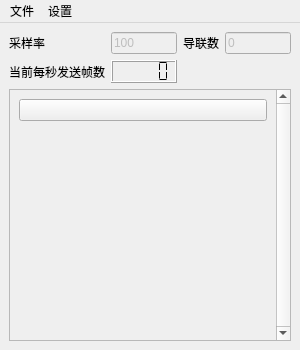
Old version of the form SignalGenerator/Dlg/signalgenerator.ui in the repository lfsty/SignalGenerator.
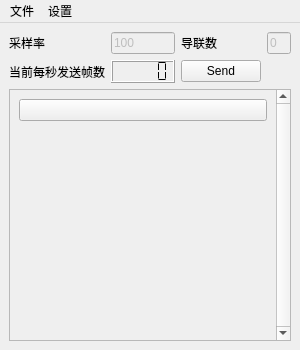
New version of the form. Icons and pictures are not drawn.

Patch:
```diff
--- a/SignalGenerator/Dlg/signalgenerator.ui
+++ b/SignalGenerator/Dlg/signalgenerator.ui
@@ -80,6 +80,13 @@
         </property>
        </widget>
       </item>
+      <item row="1" column="2">
+       <widget class="QPushButton" name="m_pushbutton_send_frame">
+        <property name="text">
+         <string>Send</string>
+        </property>
+       </widget>
+      </item>
      </layout>
     </item>
     <item row="2" column="0">
```
Left out of the diff: 6 changed lines with no effect on the pictures.
